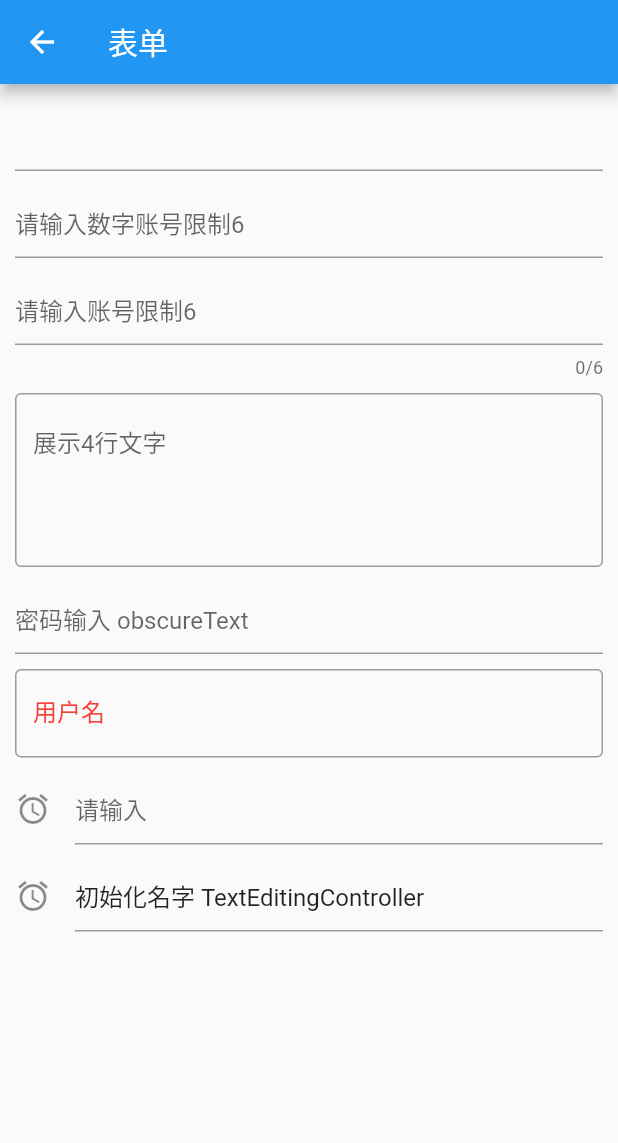
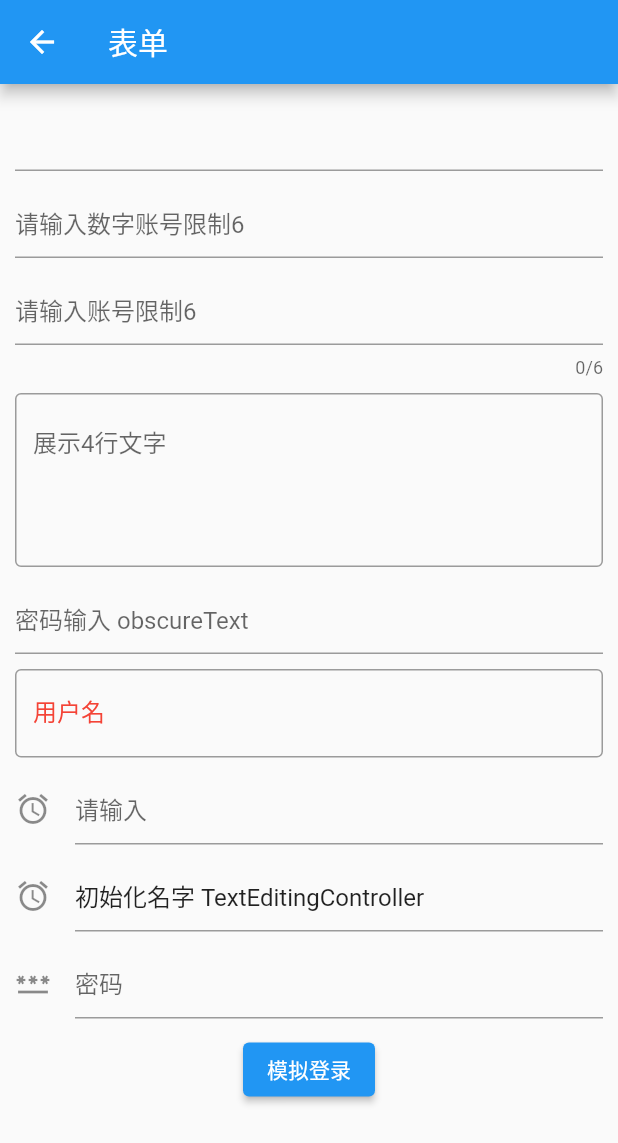
Before and after one commit to ljj218/flutter-demo, a Flutter app: the TryTextField screen opened directly, on a phone screen of 412 x 824 dp. Shown: the top 1143 px of the screen. Run offline on Flutter 3.47's test engine with Material 2 defaults, Android fonts, the phone set to English and light mode, and no system bars.

Commit message:
no message

```diff
--- a/flutter_application_1/lib/pages/textField/TextField.dart
+++ b/flutter_application_1/lib/pages/textField/TextField.dart
@@ -10,7 +10,8 @@ class TryTextField extends StatefulWidget {
 
 class _TryTextFieldState extends State<TryTextField> {
   TextEditingController userName = TextEditingController();
-
+  String _userName = '';
+  String _password = '';
   @override
   void initState() {
     super.initState();
@@ -19,24 +20,21 @@ class _TryTextFieldState extends State<TryTextField> {
 
   @override
   Widget build(BuildContext context) {
-    return Container(
-      child: Scaffold(
+    return Scaffold(
         appBar: AppBar(
           title: Text('表单'),
         ),
-        body: Padding(
+        body: ListView(
           padding: EdgeInsets.all(10.0),
-          child: Column(
+          children: [
+            Column(
               children: [
                 TextField(),
                 SizedBox(
                   height: 10.0,
                 ),
                 TextField(
-                inputFormatters: [
-                  LengthLimitingTextInputFormatter(6),
-                  FilteringTextInputFormatter.digitsOnly
-                ],
+                  inputFormatters: [LengthLimitingTextInputFormatter(6), FilteringTextInputFormatter.digitsOnly],
                   decoration: InputDecoration(
                     hintText: '请输入数字账号限制6',
                   ),
@@ -97,11 +95,41 @@ class _TryTextFieldState extends State<TryTextField> {
                     icon: Icon(Icons.access_alarm),
                     hintText: '初始化名字',
                   ),
+                  onChanged: (value) {
+                    // print(value);
+                    setState(() {
+                      this._userName = value; //输入框改变触发事件
+                    });
+                  },
+                ),
+                SizedBox(
+                  height: 10.0,
+                ),
+                TextField(
+                  obscureText: true,
+                  decoration: InputDecoration(
+                    icon: Icon(Icons.password),
+                    hintText: '密码',
+                  ),
+                  onChanged: (value) {
+                    // print(value);
+                    setState(() {
+                      this._password = value; //输入框改变触发事件
+                    });
+                  },
+                ),
+                SizedBox(
+                  height: 10.0,
+                ),
+                ElevatedButton(
+                  onPressed: () {
+                    print('账号：${this._userName} 密码${this._password}');
+                  },
+                  child: Text('模拟登录'),
+                )
+              ],
             ),
           ],
-          ),
-        ),
-      ),
-    );
+        ));
   }
 }
```
Also changed, not shown: flutter_application_1/lib/pages/check/check.dart (added, +46 -0 lines), flutter_application_1/lib/pages/route/Routes.dart (+4 -5 lines), flutter_application_1/lib/pages/tabs/Home.dart (+13 -7 lines). Lines whose indentation alone changed are shown as unchanged.
